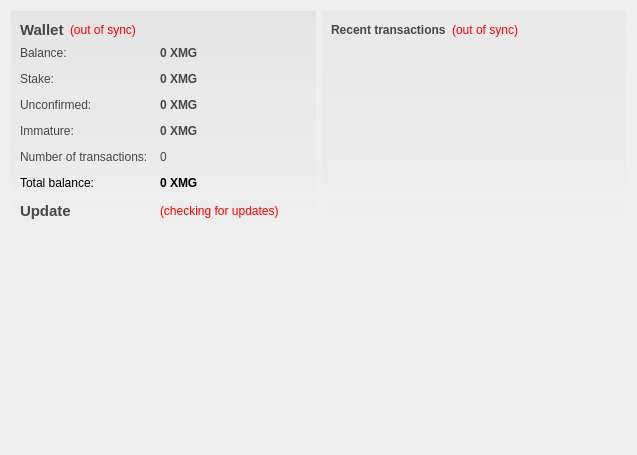
m-pays/magi, file src/qt/forms/overviewpage.ui: the form before one commit.
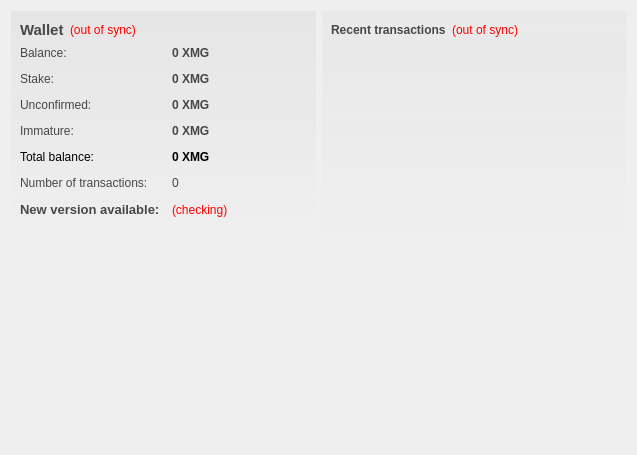
The form after the commit. Icons and pictures are not drawn.

Commit message: Automatic version check including a/b/rc

What changed in the file:
```diff
--- a/src/qt/forms/overviewpage.ui
+++ b/src/qt/forms/overviewpage.ui
@@ -224,6 +224,32 @@
            </widget>
           </item>
           <item row="4" column="0">
+           <widget class="QLabel" name="labelTotalText">
+            <property name="text">
+             <string>Total balance:</string>
+            </property>
+           </widget>
+          </item>
+          <item row="4" column="1">
+           <widget class="QLabel" name="labelTotal">
+            <property name="font">
+             <font>
+              <weight>75</weight>
+              <bold>true</bold>
+             </font>
+            </property>
+            <property name="toolTip">
+             <string>Total includes: balance, stake and unconfirmed values</string>
+            </property>
+            <property name="text">
+             <string>0 XMG</string>
+            </property>
+            <property name="textInteractionFlags">
+             <set>Qt::LinksAccessibleByMouse|Qt::TextSelectableByKeyboard|Qt::TextSelectableByMouse</set>
+            </property>
+           </widget>
+          </item>
+          <item row="5" column="0">
            <widget class="QLabel" name="label_2">
             <property name="styleSheet">
              <string notr="true">color: #464747;</string>
@@ -233,7 +259,7 @@
             </property>
            </widget>
           </item>
-          <item row="4" column="1">
+          <item row="5" column="1">
            <widget class="QLabel" name="labelNumTransactions">
             <property name="toolTip">
              <string>Total number of transactions in wallet</string>
@@ -250,16 +276,20 @@
            <widget class="QLabel" name="labelUpdateStatic">
             <property name="font">
              <font>
-              <pointsize>11</pointsize>
+              <pointsize>10</pointsize>
               <weight>75</weight>
+              <italic>false</italic>
               <bold>true</bold>
+              <underline>false</underline>
+              <strikeout>false</strikeout>
+              <kerning>true</kerning>
              </font>
             </property>
             <property name="styleSheet">
              <string notr="true">color: #464747;</string>
             </property>
             <property name="text">
-             <string>Update </string>
+             <string>New version available:</string>
             </property>
            </widget>
           </item>
@@ -272,39 +302,13 @@
              <string notr="true">QLabel { color: red; }</string>
             </property>
             <property name="text">
-             <string notr="true">(checking for updates)</string>
+             <string notr="true">(checking)</string>
             </property>
             <property name="alignment">
              <set>Qt::AlignLeading|Qt::AlignLeft|Qt::AlignVCenter</set>
             </property>
            </widget>
           </item>
-          <item row="5" column="0">
-           <widget class="QLabel" name="labelTotalText">
-            <property name="text">
-             <string>Total balance:</string>
-            </property>
-           </widget>
-          </item>
-          <item row="5" column="1">
-           <widget class="QLabel" name="labelTotal">
-            <property name="font">
-             <font>
-              <weight>75</weight>
-              <bold>true</bold>
-             </font>
-            </property>
-            <property name="toolTip">
-             <string>Total includes: balance, stake and unconfirmed values</string>
-            </property>
-            <property name="text">
-             <string>0 XMG</string>
-            </property>
-            <property name="textInteractionFlags">
-             <set>Qt::LinksAccessibleByMouse|Qt::TextSelectableByKeyboard|Qt::TextSelectableByMouse</set>
-            </property>
-           </widget>
-          </item>
          </layout>
         </item>
        </layout>
```
The commit also changes 1 other file.
